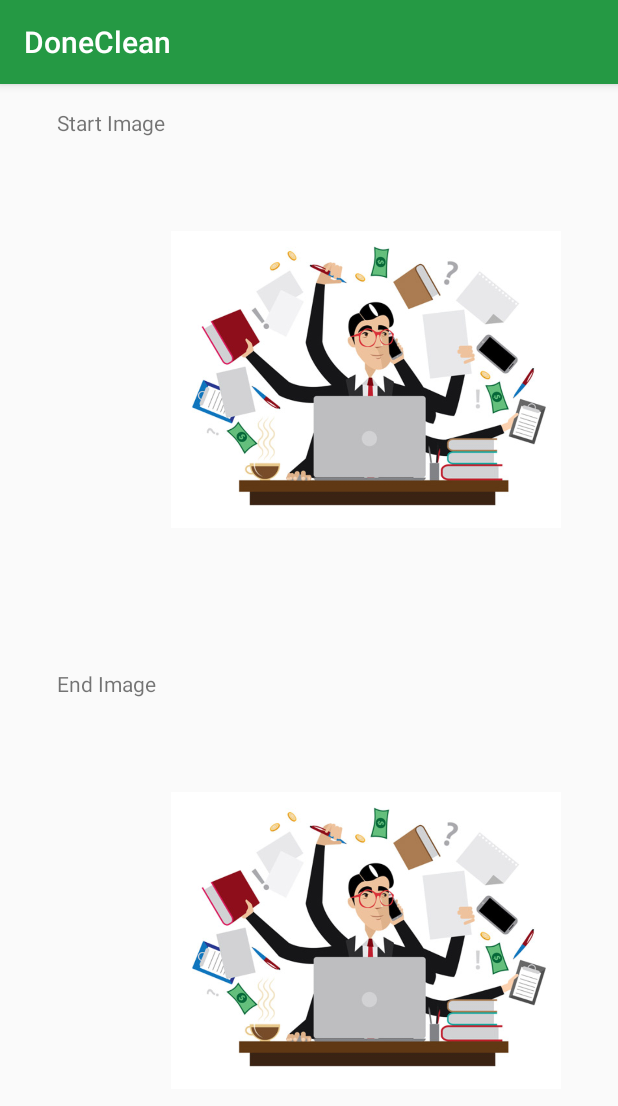
After one commit to Nav1996/DoneCLean, an Android app: the TaskCheckImages screen opened directly, with no data from a screen before it, on a phone screen of 412 x 824 dp. The commit adds this screen. Shown: the top 1106 px of the screen. Run offline under Robolectric (Android 15) with nearby library versions, the phone set to English and light mode, and no system bars; our stand-ins replace Firebase (no records; nobody signed in at launch, a user with empty details on screens opened directly).

Commit message:
View images

```diff
--- a/app/build.gradle
+++ b/app/build.gradle
@@ -48,4 +48,10 @@ dependencies {
     implementation 'androidx.cardview:cardview:1.0.0'
     //noinspection GradleCompatible
     implementation 'com.google.android.material:material:1.0.0'
+
+    implementation 'com.google.firebase:firebase-database:19.6.0'
+
+    implementation 'com.squareup.picasso:picasso:2.71828'
+
+
 }
--- a/app/src/main/AndroidManifest.xml
+++ b/app/src/main/AndroidManifest.xml
@@ -38,7 +38,8 @@
         android:roundIcon="@mipmap/ic_launcher_round"
         android:supportsRtl="true"
         android:theme="@style/AppTheme">
-        <activity android:name=".Cleaner.CleanerTask"></activity>
+        <activity android:name=".taskDB.TaskCheckImages"></activity>
+        <activity android:name=".Cleaner.CleanerTask" />
         <activity android:name=".Cleaner.AddPictures" />
 
         <provider
--- a/app/src/main/java/com/example/android/employeesmanagementsoftware/Cleaner/CleanerTask.java
+++ b/app/src/main/java/com/example/android/employeesmanagementsoftware/Cleaner/CleanerTask.java
@@ -45,6 +45,7 @@ public class CleanerTask extends AppCompatActivity {
             public void onClick(View view) {
                 Intent intent = new Intent(CleanerTask.this, AddPictures.class);
                 intent.putExtra("Task_ID", taskId);
+                intent.putExtra("Done", false);
                 startActivity(intent);
             }
         });
@@ -54,6 +55,7 @@ public class CleanerTask extends AppCompatActivity {
             public void onClick(View view) {
                 Intent intent = new Intent(CleanerTask.this, AddPictures.class);
                 intent.putExtra("Task_ID", taskId);
+                intent.putExtra("Done", true);
                 startActivity(intent);
             }
         });
@@ -77,7 +79,7 @@ public class CleanerTask extends AppCompatActivity {
 
                             dataSnapshot.getRef().removeValue();
                             Toast.makeText(getApplicationContext(), "Task removed successfully", Toast.LENGTH_SHORT).show();
-                            Intent intent = new Intent(CleanerTask.this, StartingPageActivity.class);
+                            Intent intent = new Intent(CleanerTask.this, CleanerMainPage.class);
                             startActivity(intent);
                         }
                     });
--- /dev/null
+++ b/app/src/main/java/com/example/android/employeesmanagementsoftware/taskDB/TaskCheckImages.java
@@ -0,0 +1,117 @@
+package com.example.android.employeesmanagementsoftware.taskDB;
+
+import androidx.annotation.NonNull;
+import androidx.appcompat.app.AppCompatActivity;
+import com.example.android.employeesmanagementsoftware.R;
+import com.google.android.gms.tasks.OnFailureListener;
+import com.google.android.gms.tasks.OnSuccessListener;
+import com.google.android.gms.tasks.Task;
+import com.google.firebase.database.DatabaseReference;
+import com.google.firebase.storage.FileDownloadTask;
+import com.google.firebase.storage.FirebaseStorage;
+import com.google.firebase.storage.StorageReference;
+
+import android.content.Intent;
+import android.graphics.Bitmap;
+import android.graphics.BitmapFactory;
+import android.net.Uri;
+import android.os.Bundle;
+import android.widget.ImageView;
+import android.widget.TextView;
+import android.widget.Toast;
+
+import org.jetbrains.annotations.NotNull;
+
+import java.io.File;
+import java.io.IOException;
+
+public class TaskCheckImages extends AppCompatActivity {
+    StorageReference mstorage, mstorage2;
+    ImageView startImage, endImage;
+    String task_id;
+
+    @Override
+    protected void onCreate(Bundle savedInstanceState) {
+        super.onCreate(savedInstanceState);
+        setContentView(R.layout.activity_task_check_images);
+
+        Intent intent = getIntent();
+        task_id = intent.getStringExtra("TaskID");
+
+        startImage = findViewById(R.id.startImage);
+        endImage = findViewById(R.id.endImage);
+
+        //Check if an image exists
+        mstorage2 = FirebaseStorage.getInstance().getReference().child(task_id).child("JPEG_START");
+        Task<Uri> dbref = mstorage2.getDownloadUrl().addOnSuccessListener(new OnSuccessListener<Uri>() {
+            @Override
+            public void onSuccess(Uri uri) {
+                //Retrieve the image
+                mstorage = FirebaseStorage.getInstance().getReference().child(task_id).child("JPEG_START");
+
+                try {
+                    final File localfile = File.createTempFile("Task", "Start");
+                    mstorage.getFile(localfile)
+                            .addOnSuccessListener(new OnSuccessListener<FileDownloadTask.TaskSnapshot>() {
+                                @Override
+                                public void onSuccess(FileDownloadTask.TaskSnapshot taskSnapshot) {
+                                    Toast.makeText(getApplicationContext(), "Image retrieved successfully", Toast.LENGTH_SHORT).show();
+                                    Bitmap bitmap = BitmapFactory.decodeFile(localfile.getAbsolutePath());
+                                    startImage.setImageBitmap(bitmap);
+                                }
+                            }).addOnFailureListener(new OnFailureListener() {
+                        @Override
+                        public void onFailure(@NonNull @NotNull Exception e) {
+                            Toast.makeText(getApplicationContext(), "Image retrieved Failed", Toast.LENGTH_SHORT).show();
+                        }
+                    });
+                } catch (IOException e) {
+                    e.printStackTrace();
+                }
+            }
+        }).addOnFailureListener(new OnFailureListener() {
+            @Override
+            public void onFailure(@NonNull @NotNull Exception e) {
+                Toast.makeText(TaskCheckImages.this, "Images not found", Toast.LENGTH_SHORT).show();
+            }
+        });
+
+
+        mstorage2 = FirebaseStorage.getInstance().getReference().child(task_id).child("JPEG_END");
+        Task<Uri> dbref2 = mstorage2.getDownloadUrl().addOnSuccessListener(new OnSuccessListener<Uri>() {
+            @Override
+            public void onSuccess(Uri uri) {
+                //Retrieve the image
+                mstorage = FirebaseStorage.getInstance().getReference().child(task_id).child("JPEG_END");
+
+                try {
+                    final File localfile = File.createTempFile("Task", "Start");
+                    mstorage.getFile(localfile)
+                            .addOnSuccessListener(new OnSuccessListener<FileDownloadTask.TaskSnapshot>() {
+                                @Override
+                                public void onSuccess(FileDownloadTask.TaskSnapshot taskSnapshot) {
+                                    Toast.makeText(getApplicationContext(), "Image retrieved successfully", Toast.LENGTH_SHORT).show();
+                                    Bitmap bitmap = BitmapFactory.decodeFile(localfile.getAbsolutePath());
+                                    endImage.setImageBitmap(bitmap);
+                                }
+                            }).addOnFailureListener(new OnFailureListener() {
+                        @Override
+                        public void onFailure(@NonNull @NotNull Exception e) {
+                            Toast.makeText(getApplicationContext(), "Image retrieved Failed", Toast.LENGTH_SHORT).show();
+                        }
+                    });
+                } catch (IOException e) {
+                    e.printStackTrace();
+                }
+            }
+        }).addOnFailureListener(new OnFailureListener() {
+            @Override
+            public void onFailure(@NonNull @NotNull Exception e) {
+                Toast.makeText(TaskCheckImages.this, "Images not found", Toast.LENGTH_SHORT).show();
+            }
+        });
+
+
+
+    }
+}
--- /dev/null
+++ b/app/src/main/res/layout/activity_task_check_images.xml
@@ -0,0 +1,50 @@
+<?xml version="1.0" encoding="utf-8"?>
+<androidx.constraintlayout.widget.ConstraintLayout xmlns:android="http://schemas.android.com/apk/res/android"
+    xmlns:app="http://schemas.android.com/apk/res-auto"
+    xmlns:tools="http://schemas.android.com/tools"
+    android:layout_width="match_parent"
+    android:layout_height="match_parent"
+    tools:context=".taskDB.TaskCheckImages">
+
+    <ImageView
+        android:id="@+id/startImage"
+        android:layout_width="260dp"
+        android:layout_height="282dp"
+        app:layout_constraintEnd_toEndOf="parent"
+        app:layout_constraintHorizontal_bias="0.748"
+        app:layout_constraintStart_toStartOf="parent"
+        app:layout_constraintTop_toBottomOf="@+id/startText"
+        app:srcCompat="@drawable/work" />
+
+    <ImageView
+        android:id="@+id/endImage"
+        android:layout_width="260dp"
+        android:layout_height="282dp"
+        app:layout_constraintEnd_toEndOf="parent"
+        app:layout_constraintHorizontal_bias="0.748"
+        app:layout_constraintStart_toStartOf="parent"
+        app:layout_constraintTop_toBottomOf="@+id/endText"
+        app:srcCompat="@drawable/work" />
+
+    <TextView
+        android:id="@+id/startText"
+        android:layout_width="250dp"
+        android:layout_height="40dp"
+        android:layout_marginTop="16dp"
+        android:text="Start Image"
+        app:layout_constraintEnd_toEndOf="parent"
+        app:layout_constraintHorizontal_bias="0.236"
+        app:layout_constraintStart_toStartOf="parent"
+        app:layout_constraintTop_toTopOf="parent" />
+
+    <TextView
+        android:id="@+id/endText"
+        android:layout_width="250dp"
+        android:layout_height="40dp"
+        android:layout_marginTop="52dp"
+        android:text="End Image"
+        app:layout_constraintEnd_toEndOf="parent"
+        app:layout_constraintHorizontal_bias="0.236"
+        app:layout_constraintStart_toStartOf="parent"
+        app:layout_constraintTop_toBottomOf="@+id/startImage" />
+</androidx.constraintlayout.widget.ConstraintLayout>
```
Also changed, not shown: app/src/main/java/com/example/android/employeesmanagementsoftware/Cleaner/AddPictures.java (+13 -232 lines), app/src/main/java/com/example/android/employeesmanagementsoftware/SiteDB/SiteActivity.java (+13 -7 lines), app/src/main/java/com/example/android/employeesmanagementsoftware/taskDB/TaskActivity.java (+18 -1 lines), app/src/main/res/layout/activity_task.xml (+22 -8 lines).
